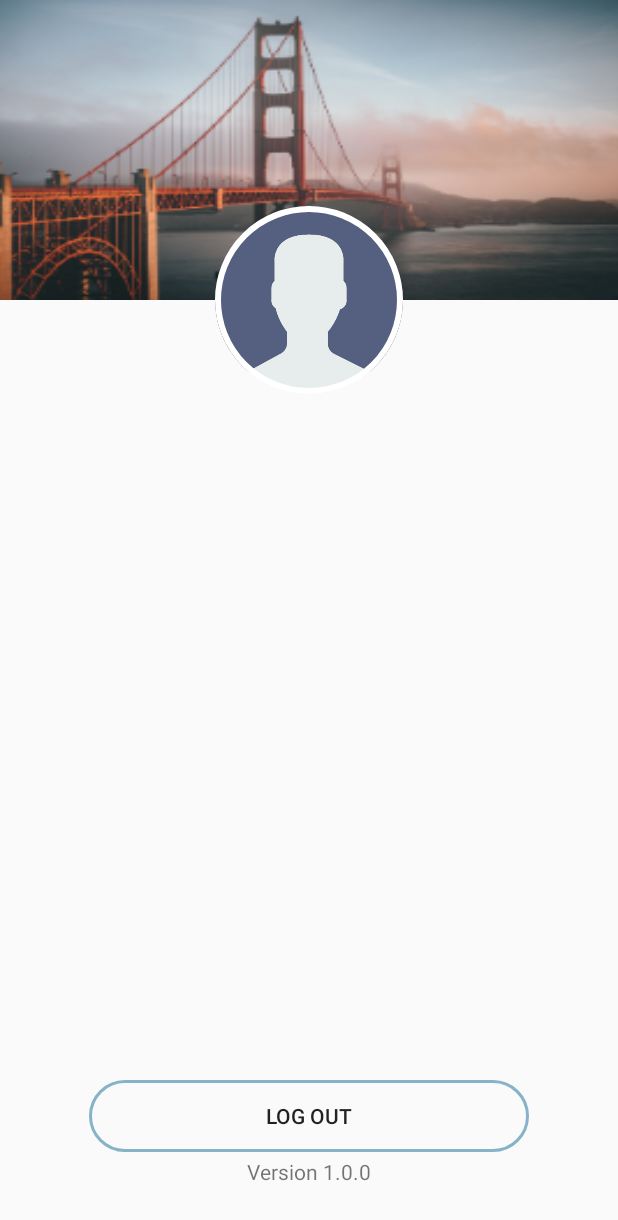
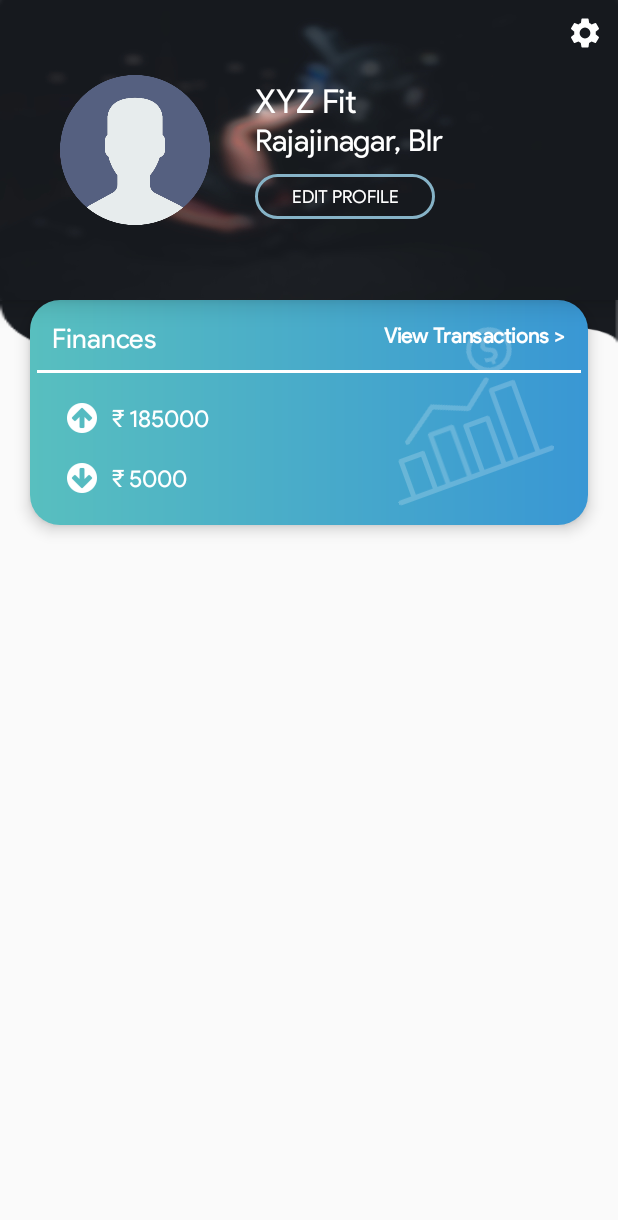
Before and after one commit to Tilak1114/PumpIt, an Android app: the layout fragment_profile.xml on its own in the app's theme, with its tools: preview values and no code run, on a phone screen of 412 x 824 dp. Shown: the top 1220 px of the screen. Run offline under Robolectric (Android 15) with nearby library versions, the phone set to English and light mode, and no system bars.

Commit message:
profile changes

```diff
--- a/app/src/main/java/com/example/tilak/pumpit/AlarmNotificationReceiver.java
+++ b/app/src/main/java/com/example/tilak/pumpit/AlarmNotificationReceiver.java
@@ -47,30 +47,5 @@ public class AlarmNotificationReceiver extends BroadcastReceiver {
                 .setContentInfo("Action");
 
         notificationManager.notify(notificationId, builder.build());
-
-        /*
-        NotificationCompat.Builder builder = new NotificationCompat.Builder(context);
-
-        Intent myIntent = new Intent(context, InAppActivity.class);
-        PendingIntent pendingIntent = PendingIntent.getActivity(
-                context,
-                0,
-                myIntent,
-                FLAG_ONE_SHOT );
-
-
-
-        builder.setAutoCancel(true)
-                .setDefaults(Notification.DEFAULT_ALL)
-                .setWhen(System.currentTimeMillis())
-                .setSmallIcon(R.mipmap.iconpumpit_round)
-                .setContentTitle("Zodiac")
-                .setContentIntent(pendingIntent)
-                .setContentText("Check out your horoscope")
-                .setDefaults(Notification.DEFAULT_LIGHTS | Notification.DEFAULT_SOUND)
-                .setContentInfo("Info");
-
-        NotificationManager notificationManager = (NotificationManager)context.getSystemService(Context.NOTIFICATION_SERVICE);
-        notificationManager.notify(1,builder.build());*/
     }
 }
--- /dev/null
+++ b/app/src/main/java/com/example/tilak/pumpit/BootReceiver.java
@@ -0,0 +1,16 @@
+package com.example.tilak.pumpit;
+
+import android.content.BroadcastReceiver;
+import android.content.Context;
+import android.content.Intent;
+import android.widget.Toast;
+
+public class BootReceiver extends BroadcastReceiver {
+    @Override
+    public void onReceive(Context context, Intent intent) {
+        Intent i = new Intent(context,MyService.class);
+        context.startService(i);
+
+        Toast.makeText(context, "Booting Completed", Toast.LENGTH_LONG).show();
+    }
+}
--- /dev/null
+++ b/app/src/main/java/com/example/tilak/pumpit/MyService.java
@@ -0,0 +1,48 @@
+package com.example.tilak.pumpit;
+
+import android.app.AlarmManager;
+import android.app.PendingIntent;
+import android.app.Service;
+import android.content.Context;
+import android.content.Intent;
+import android.os.IBinder;
+import android.widget.Toast;
+
+import java.util.Calendar;
+import java.util.Objects;
+
+public class MyService extends Service {
+    public MyService(){
+
+    }
+    @Override
+    public IBinder onBind(Intent intent) {
+        return null;
+    }
+    @Override
+    public void onCreate() {
+        super.onCreate();
+        startAlarm();
+    }
+
+    @Override
+    public int onStartCommand(Intent intent, int flags, int startId) {
+        return START_NOT_STICKY;
+    }
+    private void startAlarm(){
+        AlarmManager manager = (AlarmManager)getSystemService(Context.ALARM_SERVICE);
+        Intent myIntent;
+        PendingIntent pendingIntent;
+
+        // SET TIME HERE
+        Calendar calendar= Calendar.getInstance();
+        calendar.set(Calendar.HOUR_OF_DAY, 8);
+        calendar.set(Calendar.MINUTE, 0);
+
+
+        myIntent = new Intent(this, AlarmNotificationReceiver.class);
+        pendingIntent = PendingIntent.getBroadcast(this,0,myIntent,0);
+
+        manager.setInexactRepeating(AlarmManager.RTC_WAKEUP, calendar.getTimeInMillis(), AlarmManager.INTERVAL_DAY, pendingIntent);
+    }
+}
--- a/app/src/main/java/com/example/tilak/pumpit/OverViewFragment.java
+++ b/app/src/main/java/com/example/tilak/pumpit/OverViewFragment.java
@@ -249,13 +249,13 @@ public class OverViewFragment extends Fragment {
 
         // SET TIME HERE
         Calendar calendar= Calendar.getInstance();
-        calendar.set(Calendar.HOUR_OF_DAY, 21);
-        calendar.set(Calendar.MINUTE, 8);
+        calendar.set(Calendar.HOUR_OF_DAY, 8);
+        calendar.set(Calendar.MINUTE, 0);
 
 
         myIntent = new Intent(getContext(), AlarmNotificationReceiver.class);
         pendingIntent = PendingIntent.getBroadcast(getContext(),0,myIntent,0);
 
-        manager.setRepeating(AlarmManager.RTC_WAKEUP, calendar.getTimeInMillis(), AlarmManager.INTERVAL_DAY, pendingIntent);
+        manager.setInexactRepeating(AlarmManager.RTC_WAKEUP, calendar.getTimeInMillis(), AlarmManager.INTERVAL_DAY, pendingIntent);
     }
 }
--- a/app/src/main/java/com/example/tilak/pumpit/ProfileFragment.java
+++ b/app/src/main/java/com/example/tilak/pumpit/ProfileFragment.java
@@ -56,10 +56,8 @@ public class ProfileFragment extends Fragment {
         profilename.setText(user.getDisplayName());
         Picasso.with(getContext()).load("https://images.pexels.com/photos/1554824/pexels-photo-1554824.jpeg?auto=compress&cs=tinysrgb&h=750&w=1260").into(profilepic);
 
-        logout = view.findViewById(R.id.logout);
 
-
-        logout.setOnClickListener(new View.OnClickListener() {
+        /*logout.setOnClickListener(new View.OnClickListener() {
             @Override
             public void onClick(View v) {
                 Context context;
@@ -81,6 +79,6 @@ public class ProfileFragment extends Fragment {
                     }
                 }).create().show();
             }
-        });
+        });*/
     }
 }
--- /dev/null
+++ b/app/src/main/res/drawable-mdpi/round_edge_bck.xml
@@ -0,0 +1,19 @@
+<shape
+    xmlns:android="http://schemas.android.com/apk/res/android"
+    android:shape="rectangle"   >
+    <gradient
+        android:startColor="#58BFBF"
+        android:endColor="#3997D4"
+        android:angle="360"/>
+    <padding
+        android:left="5dp"
+        android:top="5dp"
+        android:right="5dp"
+        android:bottom="5dp"    >
+    </padding>
+
+    <corners
+        android:radius="20dp"   >
+    </corners>
+
+</shape>
--- /dev/null
+++ b/app/src/main/res/drawable-mdpi/round_edge_bck_diff.xml
@@ -0,0 +1,19 @@
+<shape
+    xmlns:android="http://schemas.android.com/apk/res/android"
+    android:shape="rectangle"   >
+    <gradient
+        android:startColor="@color/colorAccent"
+        android:endColor="@color/bckprimary"
+        android:angle="135"/>
+    <padding
+        android:left="5dp"
+        android:top="5dp"
+        android:right="5dp"
+        android:bottom="5dp"    >
+    </padding>
+
+    <corners
+        android:radius="20dp"   >
+    </corners>
+
+</shape>
--- /dev/null
+++ b/app/src/main/res/drawable/ic_settings_white.xml
@@ -0,0 +1,5 @@
+<vector android:height="24dp" android:tint="#FFFFFF"
+    android:viewportHeight="24" android:viewportWidth="24"
+    android:width="24dp" xmlns:android="http://schemas.android.com/apk/res/android">
+    <path android:fillColor="#FF000000" android:pathData="M19.1,12.9a2.8,2.8 0,0 0,0.1 -0.9,2.8 2.8,0 0,0 -0.1,-0.9l2.1,-1.6a0.7,0.7 0,0 0,0.1 -0.6L19.4,5.5a0.7,0.7 0,0 0,-0.6 -0.2l-2.4,1a6.5,6.5 0,0 0,-1.6 -0.9l-0.4,-2.6a0.5,0.5 0,0 0,-0.5 -0.4H10.1a0.5,0.5 0,0 0,-0.5 0.4L9.3,5.4a5.6,5.6 0,0 0,-1.7 0.9l-2.4,-1a0.4,0.4 0,0 0,-0.5 0.2l-2,3.4c-0.1,0.2 0,0.4 0.2,0.6l2,1.6a2.8,2.8 0,0 0,-0.1 0.9,2.8 2.8,0 0,0 0.1,0.9L2.8,14.5a0.7,0.7 0,0 0,-0.1 0.6l1.9,3.4a0.7,0.7 0,0 0,0.6 0.2l2.4,-1a6.5,6.5 0,0 0,1.6 0.9l0.4,2.6a0.5,0.5 0,0 0,0.5 0.4h3.8a0.5,0.5 0,0 0,0.5 -0.4l0.3,-2.6a5.6,5.6 0,0 0,1.7 -0.9l2.4,1a0.4,0.4 0,0 0,0.5 -0.2l2,-3.4c0.1,-0.2 0,-0.4 -0.2,-0.6ZM12,15.6A3.6,3.6 0,1 1,15.6 12,3.6 3.6,0 0,1 12,15.6Z"/>
+</vector>
--- a/app/src/main/res/layout/fragment_profile.xml
+++ b/app/src/main/res/layout/fragment_profile.xml
@@ -7,75 +7,178 @@
     android:orientation="vertical">
 
     <RelativeLayout
-        android:id="@+id/coverbck"
+        android:id="@+id/profilelay"
+        android:elevation="4dp"
+        android:translationZ="6dp"
+        android:background="@drawable/blurry"
         android:layout_width="match_parent"
-        android:layout_height="200dp"
-        android:background="@drawable/profilebck">
-    </RelativeLayout>
+        android:layout_height="200dp">
 
-    <RelativeLayout
-        android:id="@+id/profilelay"
-        android:layout_width="match_parent"
-        android:layout_marginTop="130dp"
-        android:layout_height="140dp">
+        <ImageView
+            android:layout_width="wrap_content"
+            android:layout_height="wrap_content"
+            android:layout_margin="10dp"
+            android:id="@+id/settingsprofile"
+            android:src="@drawable/ic_settings_white"
+            android:layout_alignParentEnd="true"
+            android:layout_alignParentTop="true"/>
+
         <de.hdodenhof.circleimageview.CircleImageView
-            android:layout_width="125dp"
-            android:elevation="4dp"
-            android:translationZ="6dp"
+            android:layout_width="100dp"
+            android:elevation="2dp"
+            android:translationZ="2dp"
             android:id="@+id/adminprofilepic"
-            android:layout_height="125dp"
-            android:layout_centerInParent="true"
+            android:layout_height="100dp"
+            android:layout_marginStart="40dp"
+            android:layout_centerVertical="true"
             android:background="@drawable/avatar"/>
-        <ImageView
-            android:layout_width="125dp"
-            android:layout_height="125dp"
-            android:elevation="10dp"
-            android:translationZ="12dp"
-            android:layout_centerInParent="true"
-            android:background="@drawable/circleborder1"/>
+        <RelativeLayout
+            android:layout_width="match_parent"
+            android:layout_centerVertical="true"
+            android:layout_centerHorizontal="true"
+            android:layout_toLeftOf="@id/settingsprofile"
+            android:layout_toRightOf="@id/adminprofilepic"
+            android:layout_height="wrap_content"
+            android:layout_marginStart="20dp"
+            android:layout_marginEnd="5dp"
+            >
+            <TextView
+                android:layout_width="140dp"
+                android:textSize="22sp"
+                android:layout_height="wrap_content"
+                android:id="@+id/profilenametv"
+                android:layout_marginStart="10dp"
+                android:text="XYZ Fit"
+                android:fontFamily="@font/product_sans_reg"
+                android:textColor="@android:color/white"
+                />
+            <TextView
+                android:layout_width="150dp"
+                android:textSize="20sp"
+                android:layout_below="@id/profilenametv"
+                android:layout_height="wrap_content"
+                android:id="@+id/profileaddrtv"
+                android:textColor="@android:color/white"
+                android:layout_marginStart="10dp"
+                android:text="Rajajinagar, Blr"
+                android:fontFamily="@font/product_sans_reg"
+                />
+            <Button
+                android:layout_below="@id/profileaddrtv"
+                android:id="@+id/editprofile"
+                android:layout_width="120dp"
+                android:textColor="@android:color/white"
+                android:textSize="12sp"
+                android:fontFamily="@font/product_sans_reg"
+                android:layout_marginStart="10dp"
+                android:layout_marginTop="10dp"
+                android:layout_height="30dp"
+                android:hapticFeedbackEnabled="true"
+                android:text="Edit Profile"
+                android:background="@drawable/button_states" />
+        </RelativeLayout>
 
     </RelativeLayout>
     <RelativeLayout
         android:layout_width="match_parent"
-        android:layout_height="wrap_content"
+        android:layout_height="40dp"
+        android:background="@drawable/curve"
+        android:layout_below="@id/profilelay"/>
+
+    <RelativeLayout
+        android:layout_width="match_parent"
+        android:layout_marginTop="0dp"
+        android:elevation="2dp"
+        android:translationZ="4dp"
+        android:layout_height="150dp"
         android:layout_below="@id/profilelay"
-        android:id="@+id/infolay">
+        android:background="@drawable/round_edge_bck"
+        android:layout_marginStart="20dp"
+        android:layout_marginEnd="20dp">
+        <ImageView
+            android:layout_width="110dp"
+            android:layout_height="110dp"
+            android:layout_marginEnd="30dp"
+            android:alpha="0.2"
+            android:rotation="-20"
+            android:layout_centerVertical="true"
+            android:layout_alignParentEnd="true"
+            android:backgroundTint="@android:color/white"
+            android:background="@drawable/finbck"/>
         <TextView
-            android:layout_width="140dp"
-            android:gravity="center"
-            android:textSize="22sp"
+            android:layout_width="wrap_content"
             android:layout_height="wrap_content"
+            android:text="Finances"
+            android:id="@+id/financestvprofile"
+            android:layout_marginTop="10dp"
+            android:textSize="18sp"
+            android:layout_marginStart="10dp"
+            android:fontFamily="@font/product_sans_reg"
+            android:textColor="@android:color/white"
+            />
+        <TextView
+            android:layout_width="wrap_content"
+            android:layout_height="wrap_content"
+            android:text="View Transactions >"
+            android:layout_marginTop="10dp"
+            android:textSize="14sp"
+            android:layout_alignParentEnd="true"
+            android:layout_marginEnd="10dp"
             android:textStyle="bold"
-            android:id="@+id/profilenametv"
-            android:text=""
             android:fontFamily="@font/product_sans_reg"
-            android:textColor="@color/typography_black"
-            android:layout_centerInParent="true"
+            android:textColor="@android:color/white"
+            />
+        <View
+            android:layout_width="match_parent"
+            android:layout_below="@id/financestvprofile"
+            android:layout_marginTop="10dp"
+            android:id="@+id/linefina"
+            android:layout_height="2dp"
+            android:background="@android:color/white"/>
+        <ImageView
+            android:layout_width="20dp"
+            android:layout_marginStart="20dp"
+            android:layout_marginTop="20dp"
+            android:layout_height="20dp"
+            android:backgroundTint="@android:color/white"
+            android:id="@+id/uparrowimg"
+            android:layout_below="@id/linefina"
+            android:background="@drawable/arrowupdwn"/>
+        <TextView
+            android:layout_toRightOf="@id/uparrowimg"
+            android:layout_width="wrap_content"
+            android:layout_height="wrap_content"
+            android:layout_below="@id/linefina"
+            android:text="\u20B9 185000"
+            android:layout_marginTop="20dp"
+            android:id="@+id/incometv"
+            android:textSize="16sp"
+            android:layout_marginStart="10dp"
+            android:fontFamily="@font/product_sans_reg"
+            android:textColor="@android:color/white"
+            />
+        <ImageView
+            android:layout_width="20dp"
+            android:layout_marginStart="20dp"
+            android:layout_marginTop="20dp"
+            android:layout_height="20dp"
+            android:backgroundTint="@android:color/white"
+            android:id="@+id/downarrimg"
+            android:rotation="180"
+            android:layout_below="@id/uparrowimg"
+            android:background="@drawable/arrowupdwn"/>
+        <TextView
+            android:layout_toRightOf="@id/uparrowimg"
+            android:layout_width="wrap_content"
+            android:layout_height="wrap_content"
+            android:layout_below="@id/uparrowimg"
+            android:text="\u20B9 5000"
+            android:layout_marginTop="20dp"
+            android:id="@+id/exptv"
+            android:textSize="16sp"
+            android:layout_marginStart="10dp"
+            android:fontFamily="@font/product_sans_reg"
+            android:textColor="@android:color/white"
             />
     </RelativeLayout>
-
-    <LinearLayout
-        android:layout_width="match_parent"
-        android:layout_height="wrap_content"
-        android:layout_alignParentBottom="true"
-        android:layout_marginBottom="30dp"
-        android:orientation="vertical"
-        android:gravity="center">
-
-        <Button
-            android:id="@+id/logout"
-            android:layout_width="440px"
-            android:layout_height="wrap_content"
-            android:hapticFeedbackEnabled="true"
-            android:text="LOG OUT"
-            android:background="@drawable/button_states" />
-
-        <TextView
-            android:id="@+id/textView2"
-            android:layout_margin="5px"
-            android:layout_width="wrap_content"
-            android:layout_height="wrap_content"
-            android:text="Version 1.0.0" />
-
-    </LinearLayout>
 </RelativeLayout>
```
Also changed, not shown: app/src/main/AndroidManifest.xml (+13 -0 lines), app/src/main/res/drawable-v24/arrowupdwn.png (added), app/src/main/res/drawable-v24/finbck.png (added), app/src/main/res/drawable-xhdpi/blurry.jpg (added), app/src/main/res/drawable-xhdpi/curve.png (added).
